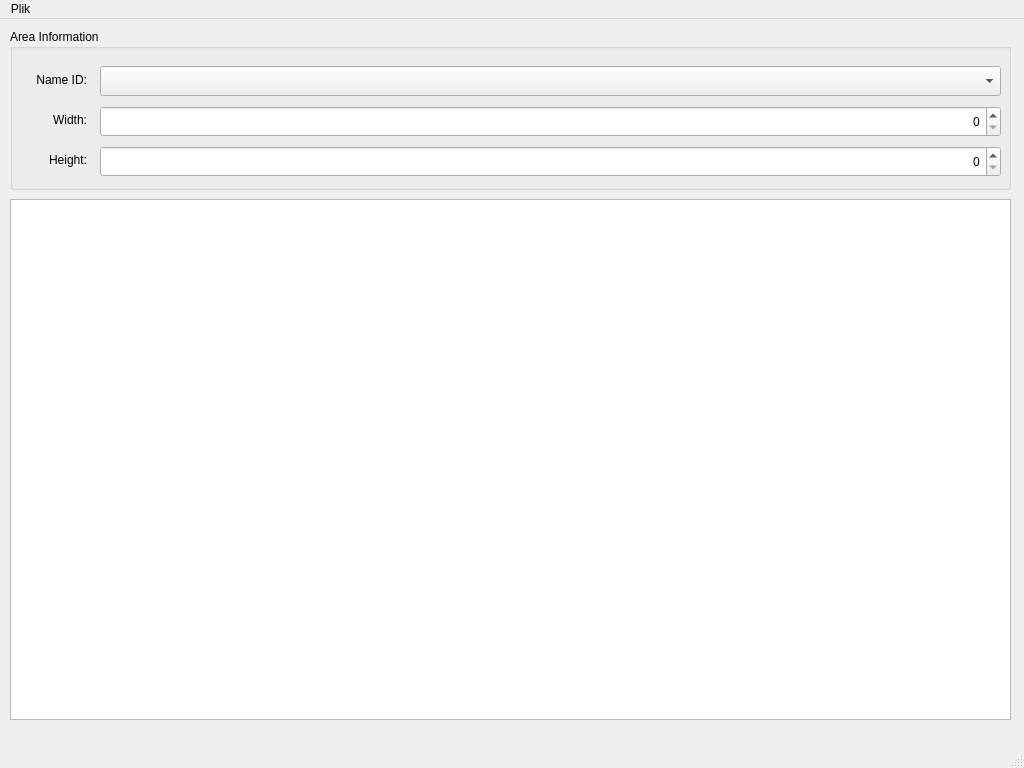
This is forms/areaeditor.ui in JakimPL/Roguelike as Qt 5 draws it before an edit. The edited form follows.
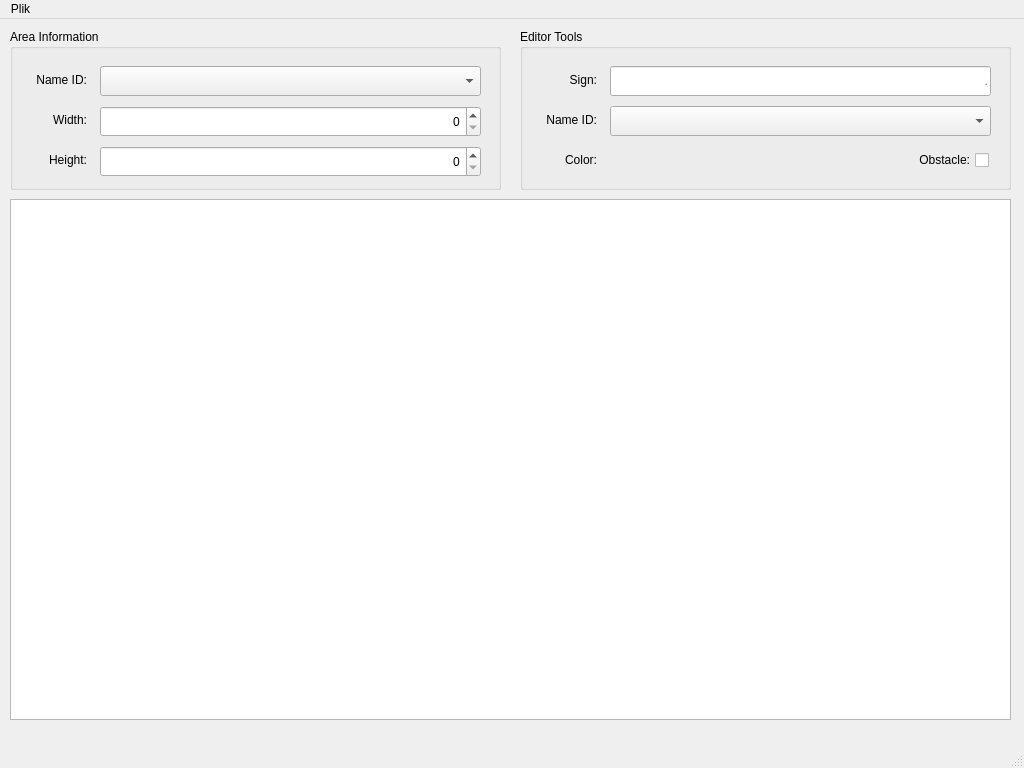
This is the edited form.

Commit message: Added: event filter in area editor

```diff
--- a/forms/areaeditor.ui
+++ b/forms/areaeditor.ui
@@ -29,7 +29,7 @@
      <rect>
       <x>10</x>
       <y>10</y>
-      <width>1001</width>
+      <width>491</width>
       <height>161</height>
      </rect>
     </property>
@@ -89,7 +89,7 @@
       <rect>
        <x>90</x>
        <y>37</y>
-       <width>901</width>
+       <width>381</width>
        <height>30</height>
       </rect>
      </property>
@@ -99,7 +99,7 @@
       <rect>
        <x>90</x>
        <y>77</y>
-       <width>901</width>
+       <width>381</width>
        <height>31</height>
       </rect>
      </property>
@@ -115,7 +115,7 @@
       <rect>
        <x>90</x>
        <y>117</y>
-       <width>901</width>
+       <width>381</width>
        <height>31</height>
       </rect>
      </property>
@@ -127,6 +127,112 @@
      </property>
     </widget>
    </widget>
+   <widget class="QGroupBox" name="editorToolsBox">
+    <property name="geometry">
+     <rect>
+      <x>520</x>
+      <y>10</y>
+      <width>491</width>
+      <height>161</height>
+     </rect>
+    </property>
+    <property name="title">
+     <string>Editor Tools</string>
+    </property>
+    <widget class="QLabel" name="letterLabel">
+     <property name="geometry">
+      <rect>
+       <x>10</x>
+       <y>40</y>
+       <width>67</width>
+       <height>22</height>
+      </rect>
+     </property>
+     <property name="text">
+      <string>Sign:</string>
+     </property>
+     <property name="alignment">
+      <set>Qt::AlignRight|Qt::AlignTrailing|Qt::AlignVCenter</set>
+     </property>
+    </widget>
+    <widget class="QLineEdit" name="letterBox">
+     <property name="geometry">
+      <rect>
+       <x>90</x>
+       <y>37</y>
+       <width>381</width>
+       <height>30</height>
+      </rect>
+     </property>
+     <property name="maxLength">
+      <number>1</number>
+     </property>
+     <property name="alignment">
+      <set>Qt::AlignRight|Qt::AlignTrailing|Qt::AlignVCenter</set>
+     </property>
+     <property name="placeholderText">
+      <string>.</string>
+     </property>
+    </widget>
+    <widget class="QCheckBox" name="obstacleBox">
+     <property name="geometry">
+      <rect>
+       <x>375</x>
+       <y>117</y>
+       <width>94</width>
+       <height>28</height>
+      </rect>
+     </property>
+     <property name="layoutDirection">
+      <enum>Qt::RightToLeft</enum>
+     </property>
+     <property name="text">
+      <string>Obstacle:</string>
+     </property>
+    </widget>
+    <widget class="QLabel" name="objectNameIDLabel">
+     <property name="geometry">
+      <rect>
+       <x>10</x>
+       <y>80</y>
+       <width>67</width>
+       <height>22</height>
+      </rect>
+     </property>
+     <property name="text">
+      <string>Name ID:</string>
+     </property>
+     <property name="alignment">
+      <set>Qt::AlignRight|Qt::AlignTrailing|Qt::AlignVCenter</set>
+     </property>
+    </widget>
+    <widget class="QComboBox" name="objectNameIDBox">
+     <property name="geometry">
+      <rect>
+       <x>90</x>
+       <y>77</y>
+       <width>381</width>
+       <height>30</height>
+      </rect>
+     </property>
+    </widget>
+    <widget class="QLabel" name="colorLabel">
+     <property name="geometry">
+      <rect>
+       <x>10</x>
+       <y>120</y>
+       <width>67</width>
+       <height>22</height>
+      </rect>
+     </property>
+     <property name="text">
+      <string>Color:</string>
+     </property>
+     <property name="alignment">
+      <set>Qt::AlignRight|Qt::AlignTrailing|Qt::AlignVCenter</set>
+     </property>
+    </widget>
+   </widget>
   </widget>
   <widget class="QMenuBar" name="menubar">
    <property name="geometry">
```
Left out of the diff: 3 changed lines with no effect on the pictures. The commit also changes 6 other files.
